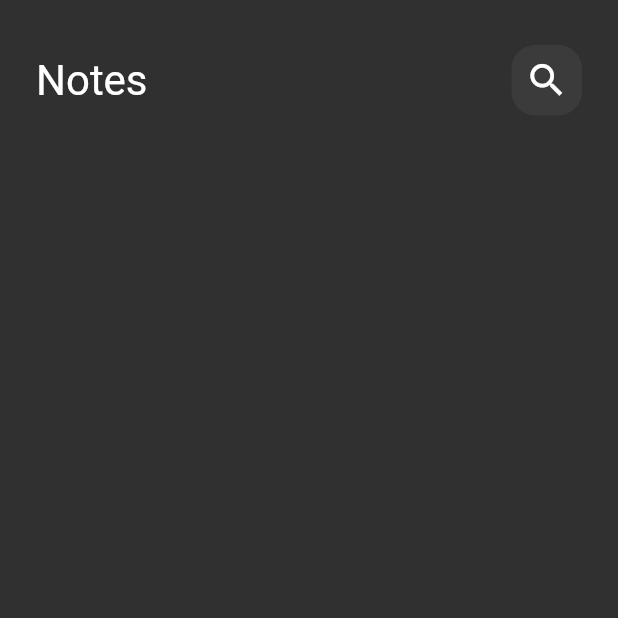
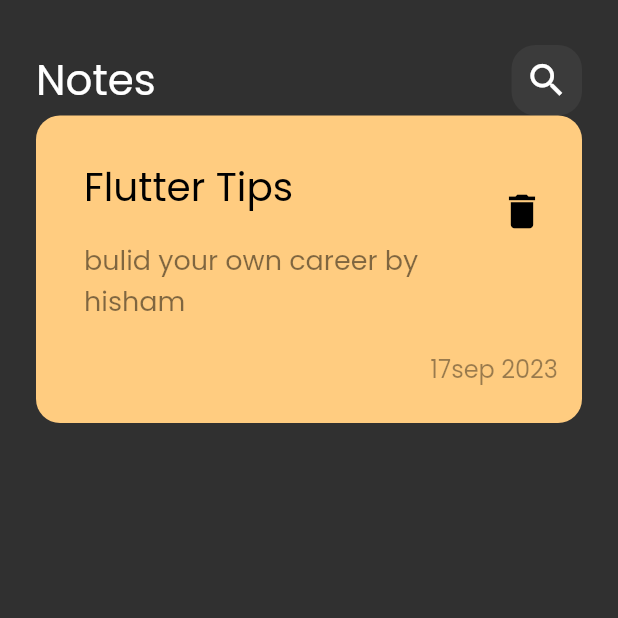
Before and after one commit to hishamkhirllah/notes_app, a Flutter app: the screen it shows after launch, on a phone screen of 412 x 824 dp, the top half of it. Run offline on Flutter 3.47's test engine with Material 2 defaults, Android fonts, the phone set to English and light mode, and no system bars.

Commit message:
create cutom note item

```diff
--- a/lib/main.dart
+++ b/lib/main.dart
@@ -13,7 +13,10 @@ class NoteApp extends StatelessWidget {
   Widget build(BuildContext context) {
     return MaterialApp(
       debugShowCheckedModeBanner: false,
-      theme: ThemeData(brightness: Brightness.dark),
+      theme: ThemeData(
+        brightness: Brightness.dark,
+        fontFamily: 'Poppins',
+      ),
       home: const NotesView(),
     );
   }
--- /dev/null
+++ b/lib/views/widgets/cutom_note_item.dart
@@ -0,0 +1,48 @@
+import 'package:flutter/material.dart';
+
+class NoteItem extends StatelessWidget {
+  const NoteItem({super.key});
+  @override
+  Widget build(BuildContext context) {
+    return Container(
+      padding: const EdgeInsets.only(top: 24, bottom: 24, left: 16),
+      decoration: BoxDecoration(
+        color: const Color(0xFFFFcc80),
+        borderRadius: BorderRadius.circular(16),
+      ),
+      child: Column(
+        crossAxisAlignment: CrossAxisAlignment.end,
+        children: [
+          ListTile(
+            title: const Text(
+              'Flutter Tips',
+              style: TextStyle(color: Colors.black, fontSize: 26),
+            ),
+            subtitle: Padding(
+              padding: const EdgeInsets.only(top: 16, bottom: 16),
+              child: Text(
+                'bulid your own career by hisham',
+                style: TextStyle(
+                    color: Colors.black.withOpacity(.5), fontSize: 18),
+              ),
+            ),
+            trailing: IconButton(
+              onPressed: () {},
+              icon: const Icon(
+                Icons.delete,
+                color: Colors.black,
+                size: 30,
+              ),
+            ),
+          ),
+          Padding(
+            padding: const EdgeInsets.only(right: 16),
+            child: Text('17sep 2023',
+                style: TextStyle(
+                    color: Colors.black.withOpacity(.4), fontSize: 16)),
+          ),
+        ],
+      ),
+    );
+  }
+}
--- a/lib/views/widgets/notes_view_body.dart
+++ b/lib/views/widgets/notes_view_body.dart
@@ -1,5 +1,6 @@
 import 'package:flutter/material.dart';
 import 'package:noteapp/views/widgets/custom_appbar.dart';
+import 'package:noteapp/views/widgets/cutom_note_item.dart';
 
 class NotesViewBody extends StatelessWidget {
   const NotesViewBody({super.key});
@@ -13,6 +14,7 @@ class NotesViewBody extends StatelessWidget {
             height: 30,
           ),
           CustomAppBar(),
+          NoteItem()
         ],
       ),
     );
```
Also changed, not shown: pubspec.yaml (+5 -11 lines), assets/Poppins-Regular.ttf (added).
